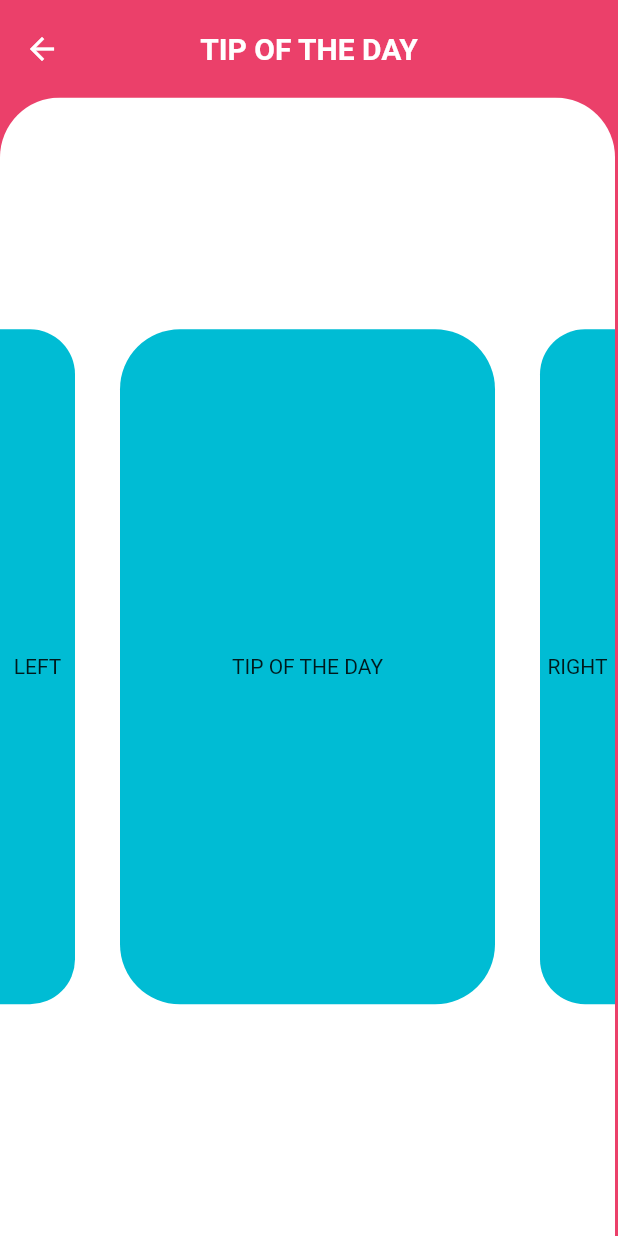
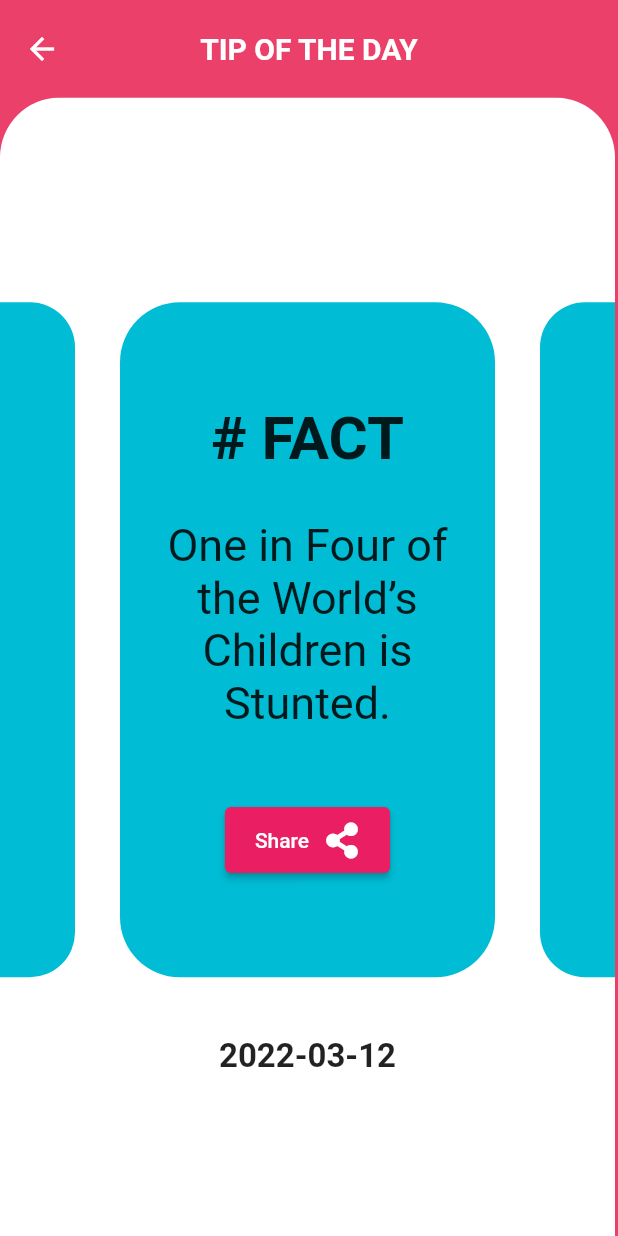
Before and after one commit to Alozious/mda-1, a Flutter app: the Tip screen opened by its route, on a phone screen of 412 x 824 dp. Run offline on Flutter 3.47's test engine with Material 2 defaults, Android fonts, the phone set to English and light mode, and no system bars; our stand-ins replace font_awesome_flutter, image_picker, share_plus.

Commit message:
Adding current date

```diff
--- a/mda/lib/tip.dart
+++ b/mda/lib/tip.dart
@@ -1,4 +1,6 @@
 import 'package:flutter/material.dart';
+import 'package:font_awesome_flutter/font_awesome_flutter.dart';
+import 'package:share_plus/share_plus.dart';
 
 class Tip extends StatefulWidget {
   const Tip({Key? key}) : super(key: key);
@@ -9,10 +11,12 @@ class Tip extends StatefulWidget {
 
 class _TipState extends State<Tip> {
   static const int pink = 0xFFeb406a;
+  var date;
+
   @override
   void initState() {
     var now = DateTime.now();
-    var date = now.toString().substring(0, 10);
+    date = now.toString().substring(0, 10);
     print(date);
   }
 
@@ -35,7 +39,10 @@ class _TipState extends State<Tip> {
               color: Colors.white,
               borderRadius: BorderRadius.only(
                   topLeft: Radius.circular(40), topRight: Radius.circular(40))),
-          child: SingleChildScrollView(
+          child: Column(
+            mainAxisAlignment: MainAxisAlignment.center,
+            children: [
+              SingleChildScrollView(
                   scrollDirection: Axis.horizontal,
                   child: Center(
                     child: Row(
@@ -49,7 +56,7 @@ class _TipState extends State<Tip> {
                           ),
                           height: 450,
                           width: 50,
-                      child: const Center(child: Text("LEFT")),
+                          // child: const Center(child: Text("LEFT")),
                         ),
                         Padding(
                           padding: const EdgeInsets.all(30.0),
@@ -59,7 +66,65 @@ class _TipState extends State<Tip> {
                                 borderRadius: BorderRadius.circular(40)),
                             height: 450,
                             width: 250,
-                        child: const Center(child: Text("TIP OF THE DAY")),
+                            child: Center(
+                                child: Padding(
+                              padding: const EdgeInsets.symmetric(
+                                  vertical: 20, horizontal: 30),
+                              child: Column(
+                                mainAxisAlignment: MainAxisAlignment.center,
+                                children: [
+                                  // TIP OF THE DAY TEXT
+                                  const Text(
+                                    "# FACT",
+                                    textAlign: TextAlign.center,
+                                    style: TextStyle(
+                                        fontSize: 40,
+                                        fontWeight: FontWeight.bold),
+                                  ),
+                                  const SizedBox(
+                                    height: 30,
+                                  ),
+                                  const Text(
+                                    "One in Four of the World’s Children is Stunted.",
+                                    style: TextStyle(
+                                      fontSize: 30,
+                                    ),
+                                    textAlign: TextAlign.center,
+                                  ),
+                                  const SizedBox(
+                                    height: 50,
+                                  ),
+
+                                  // SHARE BUTTON
+                                  ElevatedButton(
+                                      style: ButtonStyle(
+                                        padding: MaterialStateProperty.all(
+                                            const EdgeInsets.symmetric(
+                                                horizontal: 20, vertical: 10)),
+                                        backgroundColor:
+                                            MaterialStateProperty.all(
+                                                Colors.pink),
+                                      ),
+                                      // backgroundColor: ,
+                                      onPressed: () async {
+                                        await Share.share(
+                                            "One in Four of the World’s Children is Stunted.");
+                                      },
+                                      child: Row(
+                                        mainAxisAlignment:
+                                            MainAxisAlignment.center,
+                                        mainAxisSize: MainAxisSize.min,
+                                        children: const [
+                                          Text("Share"),
+                                          SizedBox(
+                                            width: 10,
+                                          ),
+                                          Icon(FontAwesomeIcons.shareAlt),
+                                        ],
+                                      ))
+                                ],
+                              ),
+                            )),
                           ),
                         ),
                         Container(
@@ -71,11 +136,23 @@ class _TipState extends State<Tip> {
                               )),
                           height: 450,
                           width: 50,
-                      child: const Center(child: Text("RIGHT")),
+                          // child: const Center(child: Text("RIGHT")),
                         ),
                       ],
                     ),
-              ))),
+                  )),
+              const SizedBox(
+                height: 10,
+              ),
+
+              // Displaying the current date at the bottom
+              Text(
+                date,
+                style:
+                    const TextStyle(fontWeight: FontWeight.bold, fontSize: 22),
+              ),
+            ],
+          )),
     );
   }
 }
```
Lines whose indentation alone changed are shown as unchanged.
